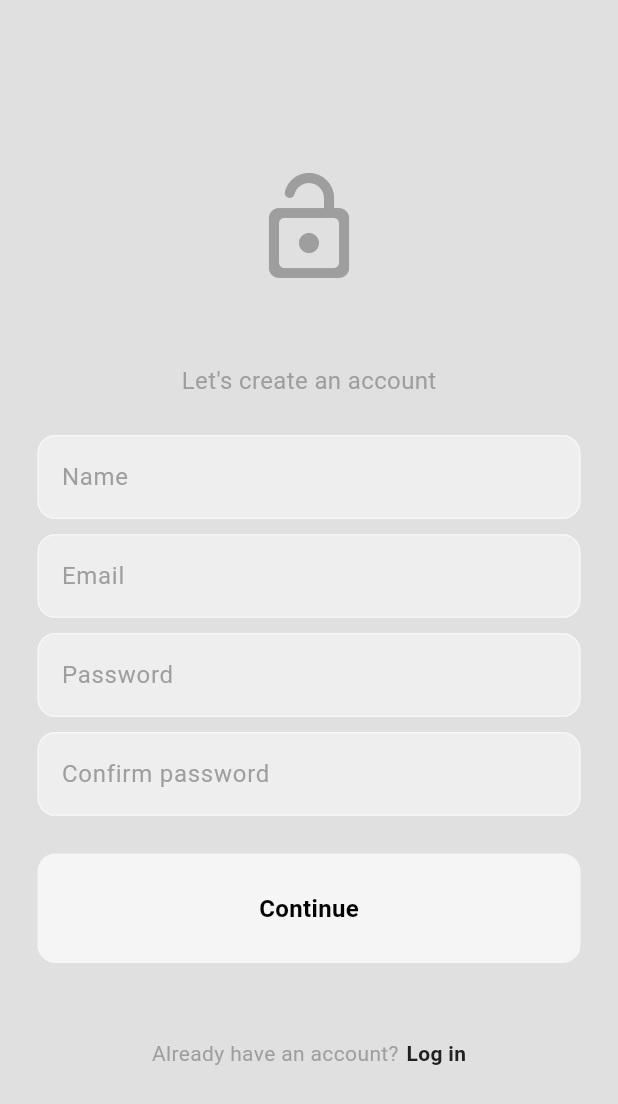
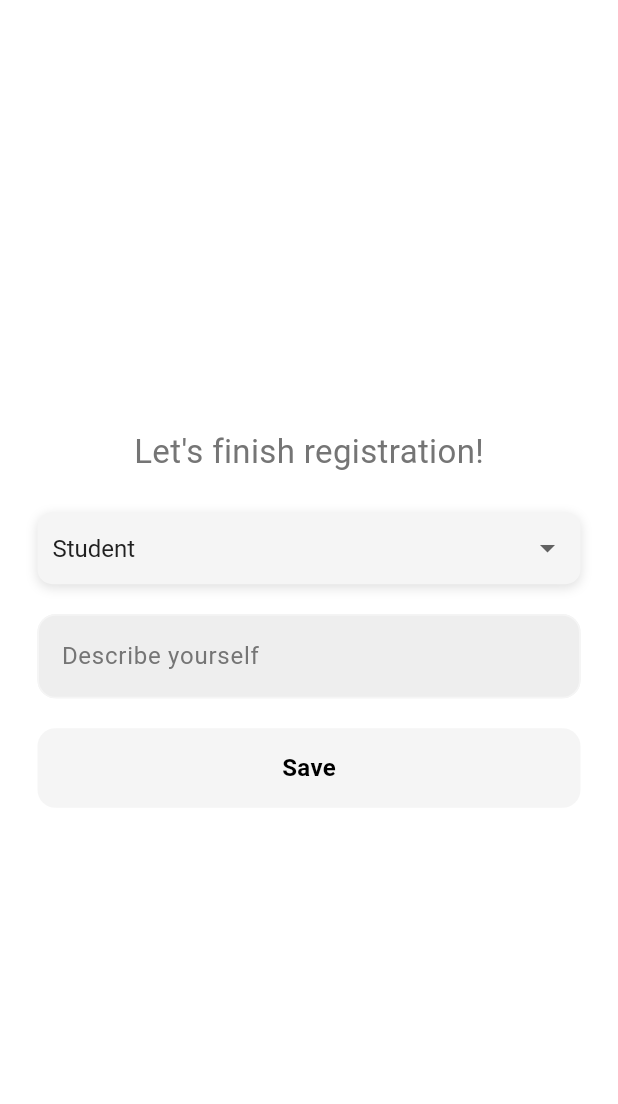
Before and after one commit to sarv1n0zrr/mentor-hub, a Flutter app: the screen it shows after launch, after a tap on "Register", after a tap on "Continue", on a phone screen of 412 x 824 dp. Shown: the top 1104 px of the screen. Run offline on Flutter 3.47's test engine with Material 3 defaults, Android fonts, the phone set to English and light mode, and no system bars; our stand-ins replace cloud_firestore, firebase_auth, firebase_core, flutter_bloc; accounts and stored records are empty.

Commit message:
auth_second

```diff
--- a/lib/app.dart
+++ b/lib/app.dart
@@ -1,11 +1,11 @@
 import 'package:flutter/material.dart';
 import 'package:flutter_bloc/flutter_bloc.dart';
-import 'package:mentor_hub/features/auth/data/firebase_auth_repo.dart';
+import 'package:mentor_hub/features/auth/data/repository/firebase_auth_repo.dart';
 import 'package:mentor_hub/features/auth/presentation/cubits/auth_cubit.dart';
 import 'package:mentor_hub/features/auth/presentation/cubits/auth_states.dart';
-
 import 'core/theme/light_mode.dart';
 import 'features/auth/presentation/pages/auth_page.dart';
+import 'features/home/home_page.dart';
 
 class MyApp extends StatelessWidget {
   final authRepo = FirebaseAuthRepo();
@@ -26,7 +26,7 @@ class MyApp extends StatelessWidget {
               }
 
               if (authState is Authenticated) {
-                // return HomePage();
+                return const HomePage();
               } else {
                 return const Scaffold(
                   body: Center(
--- a/lib/core/theme/light_mode.dart
+++ b/lib/core/theme/light_mode.dart
@@ -3,10 +3,10 @@ import 'package:flutter/material.dart';
 ThemeData lightMode = ThemeData(
   colorScheme: ColorScheme.light(
     surface: Colors.grey.shade300,
-    primary: Colors.grey.shade500,
+    primary: Colors.grey.shade600,
     secondary: Colors.grey.shade200,
     tertiary: Colors.grey.shade100,
     inversePrimary: Colors.grey.shade900,
   ),
-  scaffoldBackgroundColor: Colors.grey.shade300,
+  scaffoldBackgroundColor: Colors.white,
 );
--- a/lib/features/auth/data/firebase_auth_repo.dart
+++ b/lib/features/auth/data/repository/firebase_auth_repo.dart
@@ -1,9 +1,11 @@
+import 'package:cloud_firestore/cloud_firestore.dart';
 import 'package:firebase_auth/firebase_auth.dart';
 import 'package:mentor_hub/features/auth/domain/entities/app_user.dart';
 import 'package:mentor_hub/features/auth/domain/repository/auth_repo.dart';
 
 class FirebaseAuthRepo implements AuthRepo {
   final FirebaseAuth firebaseAuth = FirebaseAuth.instance;
+  final FirebaseFirestore firebaseFirestore = FirebaseFirestore.instance;
   @override
   Future<AppUser?> loginWithEmailPassword(String email, String password) async {
     try {
--- a/lib/features/auth/presentation/components/my_button.dart
+++ b/lib/features/auth/presentation/components/my_button.dart
@@ -15,7 +15,7 @@ class MyButton extends StatelessWidget {
     return GestureDetector(
       onTap: onTap,
       child: Container(
-        padding: const EdgeInsets.all(25),
+        padding: const EdgeInsets.all(15),
         decoration: BoxDecoration(
           color: Theme.of(context).colorScheme.tertiary,
           borderRadius: BorderRadius.circular(12),
--- /dev/null
+++ b/lib/features/auth/presentation/components/my_dropdown.dart
@@ -0,0 +1,50 @@
+import 'package:flutter/material.dart';
+
+class MyDropDown<T> extends StatelessWidget {
+  final T value;
+  final List<T> items;
+  final ValueChanged<T?> onChanged;
+  final String hint;
+
+  const MyDropDown({
+    required this.value,
+    required this.items,
+    required this.onChanged,
+    required this.hint,
+  });
+
+  @override
+  Widget build(BuildContext context) {
+    return Container(
+      padding: EdgeInsets.symmetric(horizontal: 10),
+      decoration: BoxDecoration(
+        color: Theme.of(context).colorScheme.tertiary,
+        borderRadius: BorderRadius.circular(10),
+        boxShadow: [
+          BoxShadow(
+            color: Theme.of(context).colorScheme.surface,
+            blurRadius: 6,
+            offset: Offset(0, 2),
+          ),
+        ],
+      ),
+      child: DropdownButton<T>(
+        value: value,
+        hint: Text(hint),
+        isExpanded: true,
+        icon: Icon(Icons.arrow_drop_down),
+        elevation: 16,
+        style: TextStyle(
+            color: Theme.of(context).colorScheme.inversePrimary, fontSize: 16),
+        underline: SizedBox(),
+        onChanged: onChanged,
+        items: items.map((T item) {
+          return DropdownMenuItem<T>(
+            value: item,
+            child: Text(item.toString()),
+          );
+        }).toList(),
+      ),
+    );
+  }
+}
--- a/lib/features/auth/presentation/pages/register_page.dart
+++ b/lib/features/auth/presentation/pages/register_page.dart
@@ -1,6 +1,7 @@
 import 'package:flutter/material.dart';
 import 'package:mentor_hub/features/auth/presentation/components/my_button.dart';
 import 'package:mentor_hub/features/auth/presentation/components/my_textfield.dart';
+import 'package:mentor_hub/features/auth/presentation/pages/user_info_page.dart';
 
 class RegisterPage extends StatefulWidget {
   final void Function()? togglePages;
@@ -53,7 +54,7 @@ class _RegisterPageState extends State<RegisterPage> {
                 MyTextfield(
                   controller: emailController,
                   hintText: 'Email',
-                  obscureText: true,
+                  obscureText: false,
                 ),
                 SizedBox(height: 10),
                 MyTextfield(
@@ -69,7 +70,12 @@ class _RegisterPageState extends State<RegisterPage> {
                 ),
                 SizedBox(height: 25),
                 MyButton(
-                  onTap: () {},
+                  onTap: () {
+                    Navigator.push(
+                      context,
+                      MaterialPageRoute(builder: (context) => UserInfoPage()),
+                    );
+                  },
                   text: 'Continue',
                 ),
                 SizedBox(height: 50),
--- a/lib/features/auth/presentation/pages/user_info_page.dart
+++ b/lib/features/auth/presentation/pages/user_info_page.dart
@@ -1,2 +1,97 @@
-  // final roleController = TextEditingController();
-  // final udescController = TextEditingController();
+import 'package:flutter/material.dart';
+import 'package:cloud_firestore/cloud_firestore.dart';
+import 'package:firebase_auth/firebase_auth.dart';
+import 'package:mentor_hub/features/auth/presentation/components/my_button.dart';
+import 'package:mentor_hub/features/auth/presentation/components/my_textfield.dart';
+import '../../data/datasourses/auth_remote_datasourse.dart';
+import '../components/my_dropdown.dart';
+
+class UserInfoPage extends StatefulWidget {
+  @override
+  _UserInfoPageState createState() => _UserInfoPageState();
+}
+
+class _UserInfoPageState extends State<UserInfoPage> {
+  final TextEditingController descriptionController = TextEditingController();
+  String selectedRole = 'Student';
+  String? selectedSubject;
+
+  final List<String> subjects = [
+    'Flutter',
+    'HTML/CSS',
+    'English',
+    'IELTS',
+    'Math',
+    'SAT',
+  ];
+
+  void saveUserInfo() async {
+    final uid = FirebaseAuth.instance.currentUser?.uid;
+    if (uid != null) {
+      await AuthRemoteDataSource(
+        firebaseAuth: FirebaseAuth.instance,
+        firestore: FirebaseFirestore.instance,
+      ).updateUserInfo(
+          uid, selectedRole, descriptionController.text, selectedSubject);
+      Navigator.pop(context);
+    }
+  }
+
+  @override
+  Widget build(BuildContext context) {
+    return Scaffold(
+      body: SafeArea(
+        child: Center(
+          child: Padding(
+            padding: EdgeInsets.symmetric(horizontal: 25),
+            child: Column(
+              mainAxisAlignment: MainAxisAlignment.center,
+              children: [
+                Text(
+                  "Let's finish registration!",
+                  style: TextStyle(
+                    color: Theme.of(context).colorScheme.primary,
+                    fontSize: 22,
+                  ),
+                ),
+                const SizedBox(
+                  height: 25,
+                ),
+                MyDropDown<String>(
+                  value: selectedRole,
+                  items: ['Student', 'Mentor'],
+                  onChanged: (value) {
+                    setState(() {
+                      selectedRole = value!;
+                      selectedSubject = null;
+                    });
+                  },
+                  hint: 'Select Role',
+                ),
+                SizedBox(height: 10),
+                if (selectedRole == 'Mentor')
+                  MyDropDown<String>(
+                    value: selectedSubject ?? subjects.first,
+                    items: subjects,
+                    onChanged: (value) {
+                      setState(() {
+                        selectedSubject = value;
+                      });
+                    },
+                    hint: 'Select Subject',
+                  ),
+                SizedBox(height: 10),
+                MyTextfield(
+                    controller: descriptionController,
+                    hintText: 'Describe yourself',
+                    obscureText: false),
+                SizedBox(height: 20),
+                MyButton(onTap: saveUserInfo, text: 'Save'),
+              ],
+            ),
+          ),
+        ),
+      ),
+    );
+  }
+}
--- a/pubspec.yaml
+++ b/pubspec.yaml
@@ -38,6 +38,7 @@ dependencies:
   firebase_core: ^3.11.0
   firebase_auth: ^5.4.2
   flutter_bloc: ^9.0.0
+  cloud_firestore: ^5.6.3
 
 dev_dependencies:
   flutter_test:
```
Also changed, not shown: lib/features/auth/data/datasourses/auth_remote_datasourse.dart (added, +44 -0 lines), lib/features/home/home_page.dart (+11 -0 lines), pubspec.lock, 4 other files.
